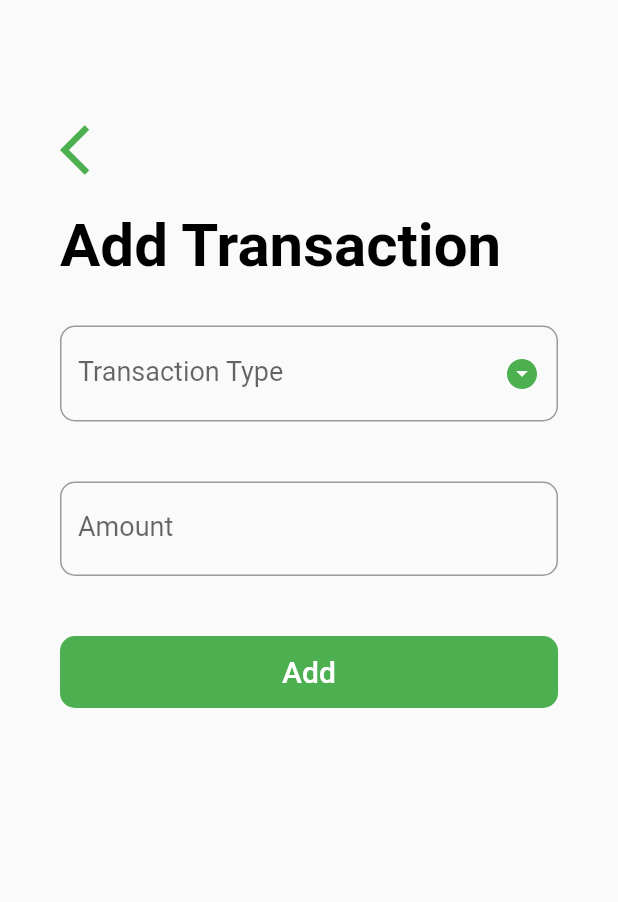
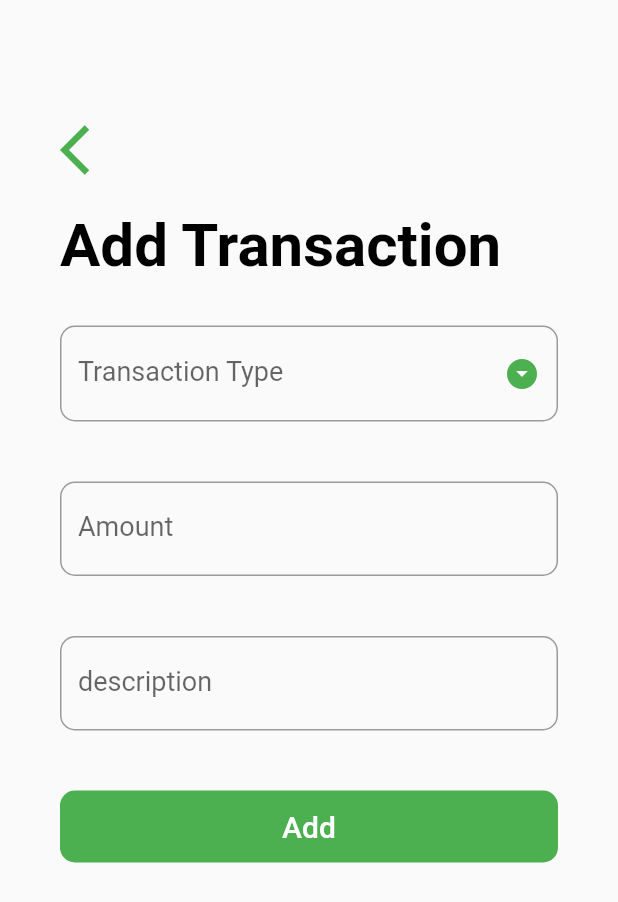
Before and after one commit to abhinavuppu7/cashflow, a Flutter app: the screen it shows after launch, after a tap on the "add" icon, on a phone screen of 412 x 824 dp. Shown: the top 902 px of the screen. Run offline on Flutter 3.47's test engine with Material 2 defaults, Android fonts, the phone set to English and light mode, and no system bars; our stand-ins replace shared_preferences, sqflite; accounts and stored records are empty.

Commit message:
database part done

```diff
--- a/lib/datamodels/tranasactionmodel.dart
+++ b/lib/datamodels/tranasactionmodel.dart
@@ -6,16 +6,18 @@ class Transactions{
   int id;
 
   String transactiontype;
+  String description;
 
   int amount;
 
-  Transactions ({this.amount,this.transactiontype});
- Transactions.WithID({this.id,this.amount,this.transactiontype});
+  Transactions ({this.amount,this.description,this.transactiontype});
+ Transactions.WithID({this.id,this.amount,this.description,this.transactiontype});
 
  factory Transactions.fromMap(Map<String,dynamic>map){
    return Transactions.WithID(
      id: map['id'],
      transactiontype: map['transactiontype'],
+     description: map['description'],
      amount: map['amount'],
    );
 
@@ -33,6 +35,7 @@ class Transactions{
       map['id']=id;
 
     map['transactiontype']=transactiontype;
+    map['description']=description;
     map['amount']=amount;
     return map;
   }
--- a/lib/helpers/database_connection.dart
+++ b/lib/helpers/database_connection.dart
@@ -1,77 +1,101 @@
-
 import 'package:sqflite/sqflite.dart';
 import 'dart:io';
 import 'package:path_provider/path_provider.dart';
 import 'dart:async';
 import 'package:cashflow/datamodels/tranasactionmodel.dart';
 
-class DataBaseConnection{
-  static final DataBaseConnection instance=DataBaseConnection._instance();
-  static const String TABLE_TRANSACTIONS="transactions";
-  static const String COLUMN_ID="id";
-  static const String COLUMN_AMOUNT="amount";
-  static const String COLUMN_TRANSACTIONTYPE="transactiontype";
+class DataBaseConnection {
+  static final DataBaseConnection instance = DataBaseConnection._instance();
+  static const String TABLE_TRANSACTIONS = "transactions";
+  static const String COLUMN_ID = "id";
+  static const String COLUMN_AMOUNT = "amount";
+  static const String COLUMN_TRANSACTIONTYPE = "transactiontype";
+  static const String COLUMN_DESCRIPTION = "description";
+  String EXPENSE = "Expense";
+  String INCOME = "Income";
+
   static Database _db;
   DataBaseConnection._instance();
 
-  var transactions='transactions';
+  var transactions = 'transactions';
 
-Future<Database> get db async{
-  if(_db==null)
-    {
-      _db=await _initializeDatabase();
+  Future<Database> get db async {
+    if (_db == null) {
+      _db = await _initializeDatabase();
     }
     return _db;
   }
 
-Future<Database>_initializeDatabase()async {
+  Future<Database> _initializeDatabase() async {
     Directory dir = await getApplicationDocumentsDirectory();
     String path = dir.path + 'transactions_list.db';
-  final transactionListDb = await openDatabase(
-      path, version: 1, onCreate: _createDB);
+    final transactionListDb =
+        await openDatabase(path, version: 1, onCreate: _createDB);
     return transactionListDb;
   }
 
-void _createDB(Database db,int version) async{
-  await db.execute('CREATE TABLE $TABLE_TRANSACTIONS($COLUMN_ID INTEGER  PRIMARY KEY AUTOINCREMENT , $COLUMN_TRANSACTIONTYPE TEXT,$COLUMN_AMOUNT INTEGER)');
-
+  void _createDB(Database db, int version) async {
+    await db.execute(
+        'CREATE TABLE $TABLE_TRANSACTIONS($COLUMN_ID INTEGER  PRIMARY KEY AUTOINCREMENT , $COLUMN_TRANSACTIONTYPE TEXT,$COLUMN_AMOUNT INTEGER, $COLUMN_DESCRIPTION TEXT)');
   }
 
-
-
-  Future<List<Map<String,dynamic>>>getTransactionMapList()async{
-  Database db=await this.db;
-  final List<Map<String,dynamic>> result= await db.query( TABLE_TRANSACTIONS);
+  Future<List<Map<String, dynamic>>> getTransactionMapList() async {
+    Database db = await this.db;
+    final List<Map<String, dynamic>> result =
+        await db.query(TABLE_TRANSACTIONS);
     return result;
   }
 
-  Future<List<Transactions>>getTransactions ()async{
-  final List<Map<String,dynamic>> transactionMapList= await getTransactionMapList();
-  final List<Transactions> TransactioList=[];
-  transactionMapList.forEach((transactionmap) {
+  Future<List<Transactions>> getTransactions() async {
+    final List<Map<String, dynamic>> transactionMapList =
+        await getTransactionMapList();
+    final List<Transactions> TransactioList = [];
+    transactionMapList.forEach(
+      (transactionmap) {
         TransactioList.add(Transactions.fromMap(transactionmap));
       },
     );
     return TransactioList;
   }
-Future<int>insertTransaction(Transactions transaction) async
-{Database db=await this.db;
-final int result=await db.insert(TABLE_TRANSACTIONS, transaction.toMap());
-return result;
 
-}
-Future <int> updateTransaction(Transactions transaction) async
-{
-  Database db= await this.db;
-   final int result=await db.update(TABLE_TRANSACTIONS,
-   transaction.toMap(),
-   where: '$COLUMN_ID=?',
-   whereArgs: [transaction.id],);
+  Future<int> insertTransaction(Transactions transaction) async {
+    Database db = await this.db;
+    final int result = await db.insert(TABLE_TRANSACTIONS, transaction.toMap());
     return result;
   }
 
+  Future<int> updateTransaction(Transactions transaction) async {
+    Database db = await this.db;
+    final int result = await db.update(
+      TABLE_TRANSACTIONS,
+      transaction.toMap(),
+      where: '$COLUMN_ID=?',
+      whereArgs: [transaction.id],
+    );
+    return result;
+  }
 
+  Future<List<Map<String, dynamic>>> getSum() async {
+    Database db = await this.db;
 
+    final List<Map<String, dynamic>> result =
+        await db.rawQuery('SELECT SUM(amount) as sum_count from transactions ');
+    return result.toList();
+  }
 
+  Future<List<Map<String, dynamic>>> getIncome() async {
+    Database db = await this.db;
 
+    final List<Map<String, dynamic>> result = await db.rawQuery(
+        'SELECT SUM(amount) as sum_income FROM transactions WHERE transactiontype=\"Income\"');
+    return result.toList();
   }
+
+  Future<List<Map<String, dynamic>>> getExpense() async {
+    Database db = await this.db;
+
+    final List<Map<String, dynamic>> result = await db.rawQuery(
+        'SELECT SUM(amount) as sum_expense FROM transactions WHERE transactiontype="Expense" ');
+    return result.toList();
+  }
+}
--- a/lib/main.dart
+++ b/lib/main.dart
@@ -1,20 +1,59 @@
+import 'package:cashflow/screens/Firstscreen.dart';
 import 'package:flutter/material.dart';
 import 'file:///C:/Users/ABHINAV/AndroidStudioProjects/cashflow/lib/screens/Homescreen.dart';
+import 'package:shared_preferences/shared_preferences.dart';
+import 'dart:async';
+
 void main() {
   runApp(MyApp());
 }
 
-class MyApp extends StatelessWidget {
-  // This widget is the root of your application.
+class MyApp extends StatefulWidget {
+  @override
+  _MyAppState createState() => _MyAppState();
+}
+
+class _MyAppState extends State<MyApp> {
+  bool amountexists;
+  @override
+  //  void initState() {
+  //    // TODO: implement initState
+  //    super.initState();
+  // getData();
+  //  }
+  //  getData() async{
+  //    SharedPreferences prefs= await SharedPreferences.getInstance();
+  // setState(() {
+  //   amountexists=prefs.containsKey('cashbalance');
+  // });
+
+  // }
   @override
   Widget build(BuildContext context) {
     return MaterialApp(
-     debugShowCheckedModeBanner: false,
+      debugShowCheckedModeBanner: false,
       theme: ThemeData(
         primarySwatch: Colors.green,
       ),
-
       home: Homescreen(),
     );
   }
 }
+
+//
+// class MyApp extends StatefulWidget {
+//   // This widget is the root of your application.
+//   @override
+//
+//
+//   Widget build(BuildContext context) {
+//     return MaterialApp(
+//      debugShowCheckedModeBanner: false,
+//       theme: ThemeData(
+//         primarySwatch: Colors.green,
+//       ),
+//
+//       home: Homescreen(),
+//     );
+//   }
+// }
--- a/lib/screens/AddTransaction.dart
+++ b/lib/screens/AddTransaction.dart
@@ -4,8 +4,10 @@ import 'package:flutter/material.dart';
 import 'package:cashflow/datamodels/tranasactionmodel.dart';
 class AddTransaction extends StatefulWidget {
   final Function UpdateTransactionList;
+  final Function UpdateAmount;
+
   final Transactions transaction;
-  AddTransaction({this.UpdateTransactionList,this.transaction});
+  AddTransaction({this.UpdateTransactionList,this.UpdateAmount,this.transaction});
   @override
   _AddTransactionState createState() => _AddTransactionState();
 }
@@ -20,6 +22,7 @@ class _AddTransactionState extends State<AddTransaction> {
             {
               _transactiontype=widget.transaction.transactiontype;
               _amount=widget.transaction.amount;
+              _description=widget.transaction.description;
             }
 
 
@@ -29,6 +32,7 @@ class _AddTransactionState extends State<AddTransaction> {
   final _formkey=GlobalKey<FormState>( );
   String _transactiontype='';
   int _amount=0;
+  String _description='';
   final List<String>_transactionchoices=["Income","Expense"];
 
 
@@ -36,7 +40,7 @@ class _AddTransactionState extends State<AddTransaction> {
 
     _formkey.currentState.save();
     print('$_transactiontype $_amount');
-    Transactions transaction=Transactions(transactiontype:_transactiontype,amount: _amount);
+    Transactions transaction=Transactions(transactiontype:_transactiontype,amount: _amount,description: _description);
 
     if(widget.transaction==null)
       DataBaseConnection.instance.insertTransaction(transaction);
@@ -45,6 +49,7 @@ class _AddTransactionState extends State<AddTransaction> {
 
 
     widget.UpdateTransactionList();
+    widget.UpdateAmount();
     Navigator.pop(context);
   }
 
@@ -61,7 +66,9 @@ class _AddTransactionState extends State<AddTransaction> {
             child: Column(
               crossAxisAlignment: CrossAxisAlignment.start,
               children: <Widget>[
+
                 GestureDetector(
+
 
                   onTap: ()
                   {
@@ -144,6 +151,33 @@ class _AddTransactionState extends State<AddTransaction> {
 
                      ),
                    ),
+                   Padding(
+                     padding: const EdgeInsets.symmetric(vertical: 20),
+                     child: TextFormField(
+                       style: TextStyle(
+                         fontSize: 20.0,
+                       ),
+                       decoration: InputDecoration(
+                           labelText: 'description',
+                           labelStyle: TextStyle(fontSize: 18.0),
+                           border:OutlineInputBorder(
+                             borderRadius: BorderRadius.circular(10.0),
+                           )
+
+                       ),
+
+                       validator: (input) => _transactiontype == null
+                           ? "Please Select a priority level"
+                           : null,
+                       onChanged: (value){
+                         setState(() {
+                           _description=value;
+                         });
+                       },
+
+
+                     ),
+                   ),
 
 
                    Container(
--- a/lib/screens/Homescreen.dart
+++ b/lib/screens/Homescreen.dart
@@ -1,9 +1,7 @@
-
-
 import 'package:cashflow/screens/AddTransaction.dart';
 import 'package:flutter/material.dart';
 import 'package:flutter/cupertino.dart';
-
+import 'package:shared_preferences/shared_preferences.dart';
 import 'package:cashflow/helpers/database_connection.dart';
 import 'package:cashflow/datamodels/tranasactionmodel.dart';
 
@@ -13,106 +11,164 @@ class Homescreen extends StatefulWidget {
 }
 
 class _HomescreenState extends State<Homescreen> {
+  int amount = 0, income = 0, expense = 0;
   Future<List<Transactions>> _transactionList;
+  Future<List> amounthelper;
+  Future<List> incomehelper;
+  Future<List> expensehelper;
+  List amounts;
+  List incomes;
+  List expenses;
+
   @override
   void initState() {
-    // TODO: implement initState
     super.initState();
+    //   _getAmount();
     _UpdateTransactionList();
-
-  }
-  _UpdateTransactionList()
-
-  {
-    setState(() {
-      _transactionList=DataBaseConnection.instance.getTransactions();
-
-    });
-
-
+    _UpdateAmount();
   }
 
-  Widget _buildTransaction(Transactions transaction){
-    return Padding(
-      padding: EdgeInsets.symmetric(horizontal: 25.0),
+  _getAmount() async {
+    SharedPreferences prefs = await SharedPreferences.getInstance();
+    amount = prefs.getInt('cashbalance');
+    setState(() {
+      amount;
+    });
+  }
+
+  _UpdateAmount() async {
+    amounthelper = DataBaseConnection.instance.getSum();
+    incomehelper = DataBaseConnection.instance.getIncome();
+    expensehelper = DataBaseConnection.instance.getExpense();
+
+    amounts = await amounthelper;
+    print(amounts[0]['sum_count']);
+    incomes = await incomehelper;
+    print(incomes[0]['sum_income']);
+
+    expenses = await expensehelper;
+    print(expenses[0]['sum_expense']);
+    setState(() {
+      amount = amounts[0]['sum_count'];
+      income = incomes[0]['sum_income'];
+      expense = expenses[0]['sum_expense'];
+    });
+  }
+
+  _UpdateTransactionList() {
+    setState(() {
+      _transactionList = DataBaseConnection.instance.getTransactions();
+    });
+  }
+
+  Widget _buildTransaction(Transactions transaction) {
+    return Container(
+      height: 57,
+      margin: EdgeInsets.only(left: 15, bottom: 15, right: 15),
+      padding: EdgeInsets.only(left: 24, top: 12, bottom: 12, right: 22),
+      decoration: BoxDecoration(
+        color: Color(0xfffcf1f1),
+        borderRadius: BorderRadius.circular(15),
+        boxShadow: [
+          BoxShadow(
+            color: Color(0xFF3A3A3A),
+            blurRadius: 10,
+            spreadRadius: 5,
+            offset: Offset(8.0, 8.0),
+          )
+        ],
+      ),
       child: ListTile(
-        title: Text(transaction.transactiontype),
+        title: Text(transaction.description),
         trailing: Text('${transaction.amount}'),
-onTap: (){
-          Navigator.push(context,MaterialPageRoute(builder:(_)=>AddTransaction(
-            UpdateTransactionList:_UpdateTransactionList,
-              transaction:transaction,
-          )
-          ));
+        onTap: () {
+          Navigator.push(
+              context,
+              MaterialPageRoute(
+                  builder: (_) => AddTransaction(
+                        UpdateTransactionList: _UpdateTransactionList,
+                        UpdateAmount: _UpdateAmount(),
+                        transaction: transaction,
+                      )));
         },
       ),
     );
   }
 
   @override
-
   Widget build(BuildContext context) {
     return Scaffold(
       floatingActionButton: FloatingActionButton(
           backgroundColor: Theme.of(context).primaryColor,
           child: Icon(
             Icons.add,
-
           ),
           onPressed: () {
-          Navigator.push(context, MaterialPageRoute(builder:(context){
+            Navigator.push(context, MaterialPageRoute(builder: (context) {
               return AddTransaction(
                 UpdateTransactionList: _UpdateTransactionList,
-
+                UpdateAmount: _UpdateAmount,
               );
             }));
-
-      }
-      ),
+          }),
       body: FutureBuilder(
         future: _transactionList,
-        builder: (context,snapshot) {
-          if(!snapshot.hasData)
-            {
+        builder: (context, snapshot) {
+          if (!snapshot.hasData) {
             return Center(
               child: CircularProgressIndicator(),
             );
           }
           return ListView.builder(
-
-
               padding: EdgeInsets.symmetric(vertical: 80.0),
-              itemCount: 1+snapshot.data.length,
+              itemCount: 1 + snapshot.data.length,
               itemBuilder: (BuildContext context, int index) {
                 if (index == 0) {
                   return Padding(
-                    padding: EdgeInsets.symmetric(
-                        horizontal: 40, vertical: 20.0),
+                    padding:
+                        EdgeInsets.symmetric(horizontal: 40, vertical: 20.0),
+                    child: Column(children: <Widget>[
+                      Row(children: <Widget>[
+                        Expanded(
+                            child: Container(
                           child: Column(
+                            children: <Widget>[
+                              Text('Amount'),
+                              Text('${amount}')
+                            ],
+                          ),
+                        )),
+                      ]),
+                      Row(
                         crossAxisAlignment: CrossAxisAlignment.start,
                         children: <Widget>[
-                        Text('My Transactions',
-                          style: TextStyle(
-                            color: Colors.grey,
-                            fontSize: 40.0,
-                            fontWeight: FontWeight.bold,
-
-
-                          ),),
-
+                          Expanded(
+                              child: Container(
+                            child: Column(
+                              children: <Widget>[
+                                Text('Income'),
+                                Text('${income}')
                               ],
+                            ),
+                          )),
+                          Expanded(
+                              child: Container(
+                            child: Column(
+                              children: <Widget>[
+                                Text('Expenses'),
+                                Text('${expense}')
+                              ],
+                            ),
+                          ))
+                        ],
+                      )
+                    ]),
+                  );
+                }
+                return _buildTransaction(snapshot.data[index - 1]);
+              });
+        },
       ),
     );
   }
-                return _buildTransaction(snapshot.data[index-1]);
-              });
-
-        },
-      ),
-
-
-
-
-    );
 }
-}
```
Also changed, not shown: lib/screens/Firstscreen.dart (added, +126 -0 lines), pubspec.yaml (+4 -3 lines), assets/saving.jpg (added), pubspec.lock. Lines whose indentation alone changed are shown as unchanged.
